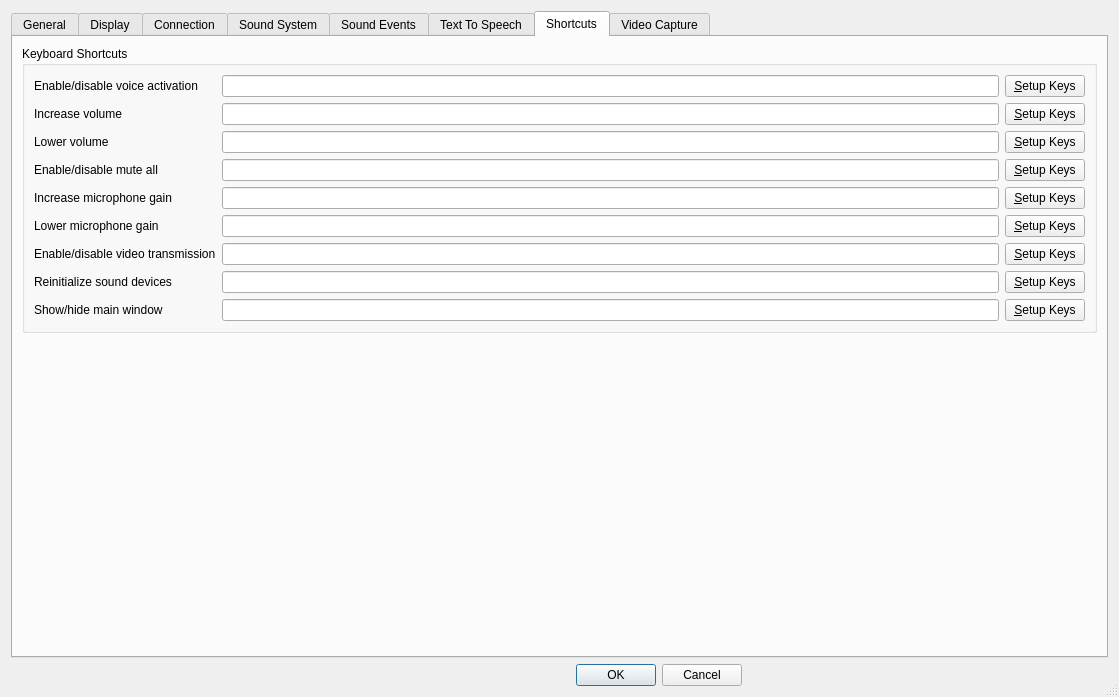
Before: the Qt Designer form Client/qtTeamTalk/preferences.ui in BearWare/TeamTalk5, drawn with Qt 5.
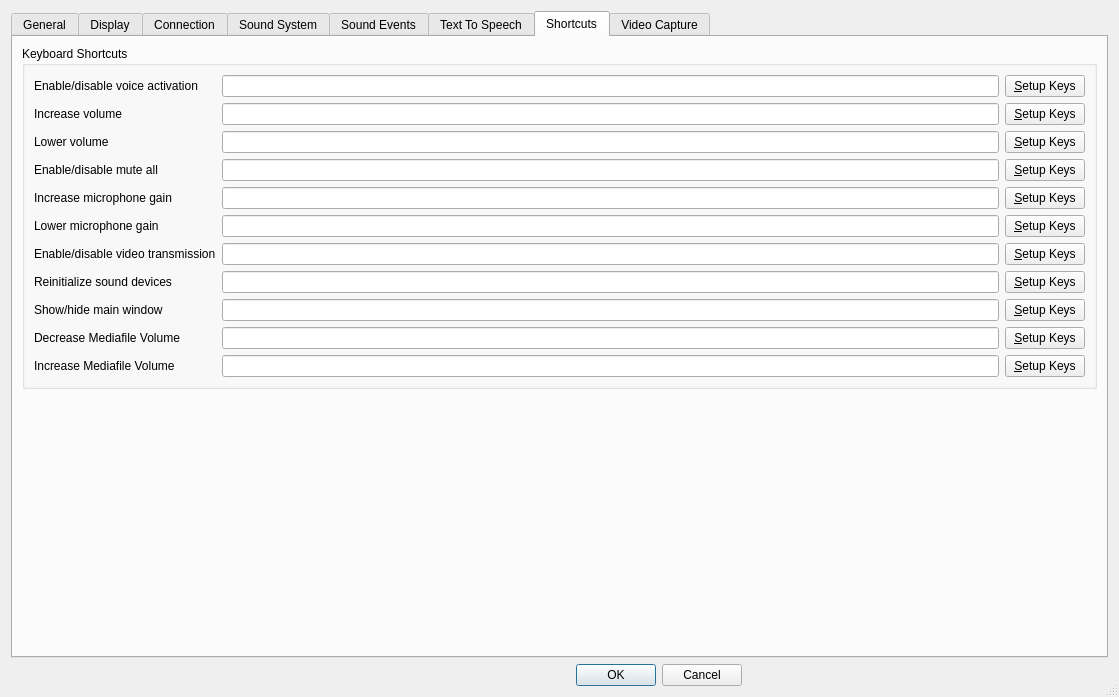
After: the same form once the commit is applied. The open tabs and pages were chosen to show the change. Icons and pictures are not drawn. Custom widgets are drawn as their Qt base class.

Commit message: Add shortcut to increase/decrease media file volume

Diff of the .ui file:
```diff
--- a/Client/qtTeamTalk/preferences.ui
+++ b/Client/qtTeamTalk/preferences.ui
@@ -2178,6 +2178,60 @@
               </property>
              </widget>
             </item>
+            <item row="9" column="0">
+             <widget class="QLabel" name="decSMVLabel">
+              <property name="text">
+               <string>Decrease Mediafile Volume</string>
+              </property>
+              <property name="buddy">
+               <cstring>decSMVEdit</cstring>
+              </property>
+             </widget>
+            </item>
+            <item row="9" column="1">
+             <widget class="QLineEdit" name="decSMVEdit">
+              <property name="readOnly">
+               <bool>true</bool>
+              </property>
+             </widget>
+            </item>
+            <item row="9" column="2">
+             <widget class="QPushButton" name="decSMVButton">
+              <property name="text">
+               <string>&amp;Setup Keys</string>
+              </property>
+              <property name="checkable">
+               <bool>true</bool>
+              </property>
+             </widget>
+            </item>
+            <item row="10" column="0">
+             <widget class="QLabel" name="encSMVLabel">
+              <property name="text">
+               <string>Increase Mediafile Volume</string>
+              </property>
+              <property name="buddy">
+               <cstring>encSMVEdit</cstring>
+              </property>
+             </widget>
+            </item>
+            <item row="10" column="1">
+             <widget class="QLineEdit" name="encSMVEdit">
+              <property name="readOnly">
+               <bool>true</bool>
+              </property>
+             </widget>
+            </item>
+            <item row="10" column="2">
+             <widget class="QPushButton" name="encSMVButton">
+              <property name="text">
+               <string>&amp;Setup Keys</string>
+              </property>
+              <property name="checkable">
+               <bool>true</bool>
+              </property>
+             </widget>
+            </item>
            </layout>
           </item>
          </layout>
```
The commit also changes 5 other files.
